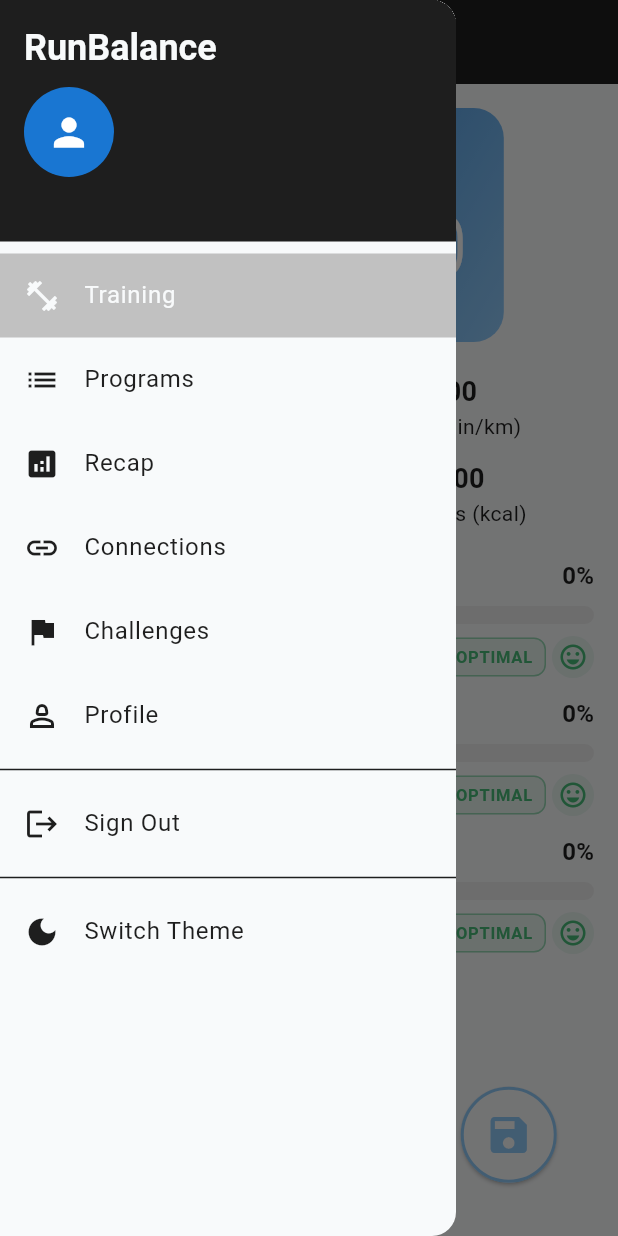
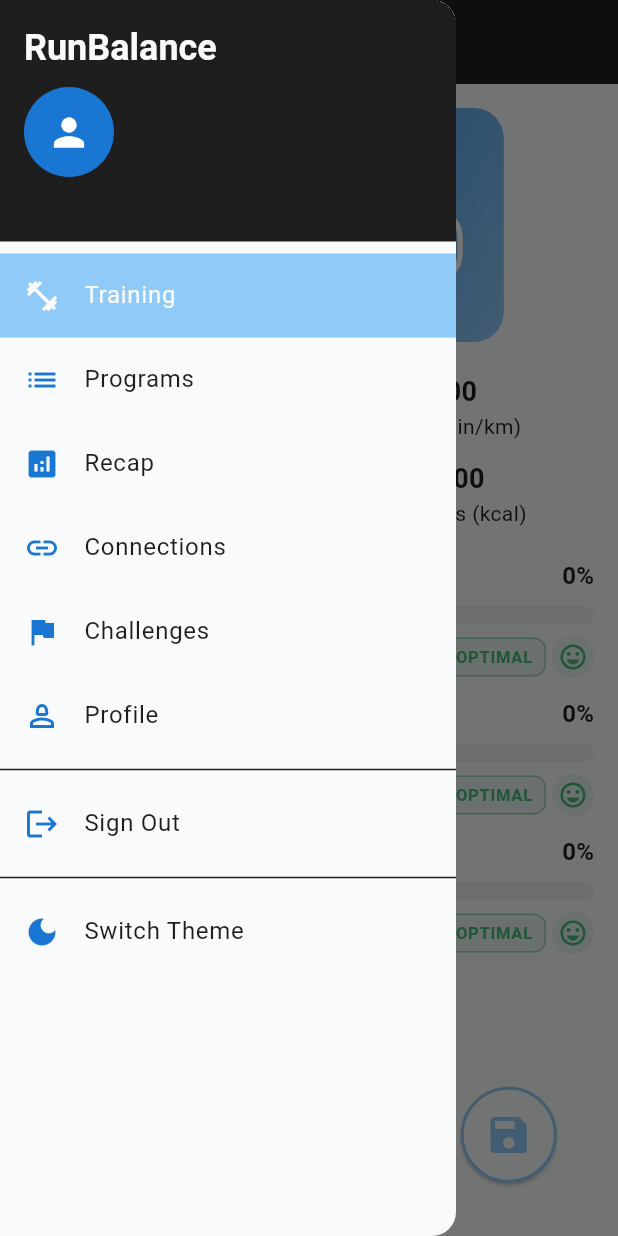
Before and after one commit to enkeleda-bardhi/runBalanced, a Flutter app: the screen it shows once a user with an empty profile is signed in, with the side drawer open, on a phone screen of 412 x 824 dp. Run offline on Flutter 3.47's test engine with Material 3 defaults, Android fonts, the phone set to English and light mode, and no system bars; our stand-ins replace cloud_firestore, csv, firebase_auth, firebase_core, fl_chart, image_picker and 1 more; accounts and stored records are empty; network calls fail.

Commit message:
navigation and timer fix

```diff
--- a/run_balanced/lib/theme/theme.dart
+++ b/run_balanced/lib/theme/theme.dart
@@ -161,8 +161,8 @@ ThemeData lightMode = ThemeData(
   drawerTheme: const DrawerThemeData(backgroundColor: AppColors.surface),
   listTileTheme: const ListTileThemeData(
     selectedColor: AppColors.surface,
-    selectedTileColor: AppColors.tertiary,
-    iconColor: AppColors.onSurface,
+    selectedTileColor: AppColors.secondary,
+    iconColor: AppColors.primary,
     textColor: AppColors.onSurface,
   ),
   textTheme: TextTheme(
@@ -230,8 +230,8 @@ ThemeData darkMode = ThemeData(
   drawerTheme: const DrawerThemeData(backgroundColor: Color(0xFF1A1A1A)),
   listTileTheme: ListTileThemeData(
     selectedColor: AppColors.surface,
-    selectedTileColor: AppColors.primary,
-    iconColor: AppColors.surface,
+    selectedTileColor: AppColors.secondary,
+    iconColor: AppColors.primary,
     textColor: AppColors.surface,
   ),
   textTheme: TextTheme(
--- a/run_balanced/lib/widgets/timer_widget.dart
+++ b/run_balanced/lib/widgets/timer_widget.dart
@@ -9,15 +9,13 @@ class TimerWidget extends StatelessWidget {
   @override
   Widget build(BuildContext context) {
     final theme = Theme.of(context);
-    final isDark = theme.brightness == Brightness.dark;
+    final colorScheme = theme.colorScheme;
 
     return Container(
       padding: const EdgeInsets.all(AppSpacing.lg),
       decoration: BoxDecoration(
         gradient: LinearGradient(
-          colors: isDark
-            ? AppColors.timerGradientDark
-            : AppColors.timerGradient,
+          colors: AppColors.timerGradient,
           begin: Alignment.topLeft,
           end: Alignment.bottomRight,
         ),
@@ -28,15 +26,17 @@ class TimerWidget extends StatelessWidget {
         children: [
           Text(
             'WORKOUT TIME',
-            style: AppTextStyles.timerLabel.copyWith(
-              color: Colors.white.withAlpha(204),
+            style: theme.textTheme.labelLarge?.copyWith(
+              color: colorScheme.onPrimary.withOpacity(0.8),
+              fontWeight: FontWeight.w600,
+              letterSpacing: 1.2,
             ),
           ),
-          SizedBox(height: AppSpacing.sm),
+          const SizedBox(height: AppSpacing.sm),
           Text(
             time,
             style: AppTextStyles.timerTime.copyWith(
-              color: Colors.white,
+              color: colorScheme.onPrimary,
             ),
           ),
         ],
```
